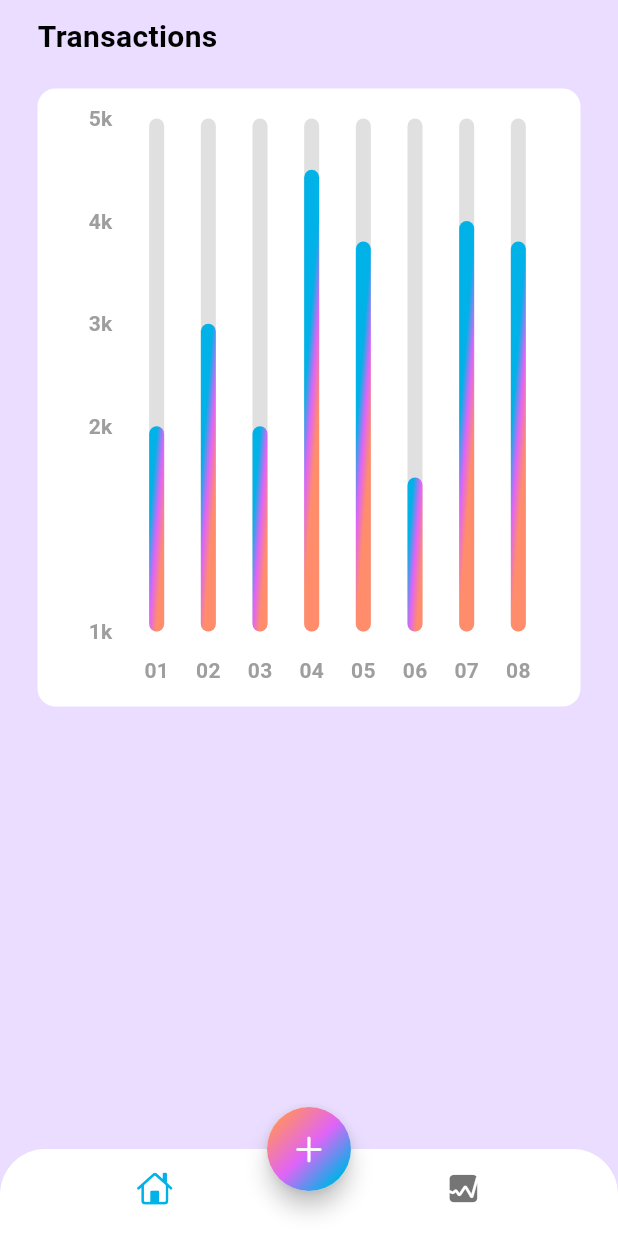
After one commit to JI-Maina/finance-tracker, a Flutter app: the screen it shows after launch, item 2 of the bottom bar chosen, on a phone screen of 412 x 824 dp. The commit adds this screen. Run offline on Flutter 3.47's test engine with Material 3 defaults, Android fonts, the phone set to English and light mode, and no system bars; drawn by our look-alikes of fl_chart.

Commit message:
Added barchart

```diff
--- a/lib/app_view.dart
+++ b/lib/app_view.dart
@@ -11,14 +11,14 @@ class MyAppView extends StatelessWidget {
       title: 'Expense Tracker',
       theme: ThemeData(
         colorScheme: ColorScheme.light(
-          surface: Colors.grey.shade100,
+          primaryContainer: Colors.grey.shade100,
           onSurface: Colors.black,
           primary: const Color(0xFF00B2E7),
           secondary: const Color(0xFFE064F7),
           tertiary: const Color(0xFFFF8D6C),
           outline: Colors.grey,
         ),
-        scaffoldBackgroundColor: Theme.of(context).colorScheme.surface,
+        scaffoldBackgroundColor: Theme.of(context).colorScheme.primaryContainer,
       ),
       home: const HomeScreen(),
     );
--- a/lib/screens/home/views/home_screen.dart
+++ b/lib/screens/home/views/home_screen.dart
@@ -1,10 +1,23 @@
 import 'package:finance_tracker/screens/home/views/main_screen.dart';
+import 'package:finance_tracker/screens/stats/stats_screen.dart';
 import 'package:flutter/material.dart';
 import 'package:flutter/cupertino.dart';
 import 'dart:math';
 
-class HomeScreen extends StatelessWidget {
+class HomeScreen extends StatefulWidget {
   const HomeScreen({super.key});
+
+  @override
+  State<HomeScreen> createState() => _HomeScreenState();
+}
+
+class _HomeScreenState extends State<HomeScreen> {
+  int selectedIndex = 0;
+
+  var screens = const [
+    MainScreen(),
+    StatsScreen(),
+  ];
 
   @override
   Widget build(BuildContext context) {
@@ -14,6 +27,11 @@ class HomeScreen extends StatelessWidget {
           top: Radius.circular(30),
         ),
         child: BottomNavigationBar(
+          onTap: (index) {
+            setState(() {
+              selectedIndex = index;
+            });
+          },
           backgroundColor: Colors.white,
           showSelectedLabels: false,
           showUnselectedLabels: false,
@@ -53,7 +71,7 @@ class HomeScreen extends StatelessWidget {
           ),
         ),
       ),
-      body: const MainScreen(),
+      body: screens[selectedIndex],
     );
   }
 }
--- a/lib/screens/home/views/main_screen.dart
+++ b/lib/screens/home/views/main_screen.dart
@@ -67,6 +67,7 @@ class MainScreen extends StatelessWidget {
                               ],
                             ),
                             Column(
+                              crossAxisAlignment: CrossAxisAlignment.end,
                               children: [
                                 Text(
                                   '-\$45.00',
--- /dev/null
+++ b/lib/screens/stats/chart.dart
@@ -0,0 +1,176 @@
+import 'dart:math';
+
+import 'package:fl_chart/fl_chart.dart';
+import 'package:flutter/material.dart';
+
+class MyChart extends StatefulWidget {
+  const MyChart({super.key});
+
+  @override
+  State<StatefulWidget> createState() {
+    return _MyChartState();
+  }
+}
+
+class _MyChartState extends State<MyChart> {
+  @override
+  Widget build(BuildContext context) {
+    return BarChart(
+      mainBarData(),
+    );
+  }
+
+  BarChartGroupData makeGroupData(int x, double y) {
+    return BarChartGroupData(
+      x: x,
+      barRods: [
+        BarChartRodData(
+          toY: y,
+          width: 10,
+          gradient: LinearGradient(
+            colors: [
+              Theme.of(context).colorScheme.primary,
+              Theme.of(context).colorScheme.secondary,
+              Theme.of(context).colorScheme.tertiary,
+            ],
+            transform: const GradientRotation(pi / 40),
+          ),
+          backDrawRodData: BackgroundBarChartRodData(
+            show: true,
+            toY: 5,
+            color: Colors.grey.shade300,
+          ),
+        )
+      ],
+    );
+  }
+
+  List<BarChartGroupData> showingGroups() => List.generate(
+        8,
+        (i) {
+          switch (i) {
+            case 0:
+              return makeGroupData(0, 2);
+            case 1:
+              return makeGroupData(1, 3);
+            case 2:
+              return makeGroupData(2, 2);
+            case 3:
+              return makeGroupData(3, 4.5);
+            case 4:
+              return makeGroupData(4, 3.8);
+            case 5:
+              return makeGroupData(5, 1.5);
+            case 6:
+              return makeGroupData(6, 4);
+            case 7:
+              return makeGroupData(7, 3.8);
+            default:
+              return throw Error();
+          }
+        },
+      );
+
+  BarChartData mainBarData() {
+    return BarChartData(
+      titlesData: FlTitlesData(
+        show: true,
+        rightTitles: AxisTitles(sideTitles: SideTitles(showTitles: false)),
+        topTitles: AxisTitles(sideTitles: SideTitles(showTitles: false)),
+        leftTitles: AxisTitles(
+          sideTitles: SideTitles(
+            showTitles: true,
+            reservedSize: 38,
+            getTitlesWidget: leftTitles,
+          ),
+        ),
+        bottomTitles: AxisTitles(
+          sideTitles: SideTitles(
+            showTitles: true,
+            reservedSize: 38,
+            getTitlesWidget: bottomTitles,
+          ),
+        ),
+      ),
+      borderData: FlBorderData(show: false),
+      gridData: const FlGridData(show: false),
+      barGroups: showingGroups(),
+    );
+  }
+
+  Widget bottomTitles(double value, TitleMeta meta) {
+    const style = TextStyle(
+      color: Colors.grey,
+      fontWeight: FontWeight.bold,
+      fontSize: 14,
+    );
+
+    Widget text;
+
+    switch (value.toInt()) {
+      case 0:
+        text = const Text('01', style: style);
+        break;
+      case 1:
+        text = const Text('02', style: style);
+        break;
+      case 2:
+        text = const Text('03', style: style);
+        break;
+      case 3:
+        text = const Text('04', style: style);
+        break;
+      case 4:
+        text = const Text('05', style: style);
+        break;
+      case 5:
+        text = const Text('06', style: style);
+        break;
+      case 6:
+        text = const Text('07', style: style);
+        break;
+      case 7:
+        text = const Text('08', style: style);
+        break;
+      default:
+        text = const Text('', style: style);
+        break;
+    }
+
+    return SideTitleWidget(
+      axisSide: meta.axisSide,
+      space: 16,
+      child: text,
+    );
+  }
+
+  Widget leftTitles(double value, TitleMeta meta) {
+    const style = TextStyle(
+      fontSize: 14,
+      fontWeight: FontWeight.bold,
+      color: Colors.grey,
+    );
+
+    String text;
+
+    if (value == 0) {
+      text = '1k';
+    } else if (value == 2) {
+      text = '2k';
+    } else if (value == 3) {
+      text = '3k';
+    } else if (value == 4) {
+      text = '4k';
+    } else if (value == 5) {
+      text = '5k';
+    } else {
+      return Container();
+    }
+
+    return SideTitleWidget(
+      axisSide: meta.axisSide,
+      space: 0,
+      child: Text(text, style: style),
+    );
+  }
+}
--- /dev/null
+++ b/lib/screens/stats/stats_screen.dart
@@ -0,0 +1,40 @@
+import 'package:flutter/material.dart';
+import 'package:finance_tracker/screens/stats/chart.dart';
+
+class StatsScreen extends StatelessWidget {
+  const StatsScreen({super.key});
+
+  @override
+  Widget build(BuildContext context) {
+    return SafeArea(
+      child: Padding(
+        padding: const EdgeInsets.symmetric(horizontal: 25, vertical: 10),
+        child: Column(
+          crossAxisAlignment: CrossAxisAlignment.start,
+          children: [
+            Text(
+              'Transactions',
+              style: const TextStyle(
+                fontSize: 20,
+                fontWeight: FontWeight.bold,
+              ),
+            ),
+            const SizedBox(height: 20),
+            Container(
+              width: MediaQuery.sizeOf(context).width,
+              height: MediaQuery.sizeOf(context).width,
+              decoration: BoxDecoration(
+                color: Colors.white,
+                borderRadius: BorderRadius.circular(12),
+              ),
+              child: Padding(
+                padding: const EdgeInsets.fromLTRB(12, 20, 12, 12),
+                child: MyChart(),
+              ),
+            )
+          ],
+        ),
+      ),
+    );
+  }
+}
--- a/pubspec.yaml
+++ b/pubspec.yaml
@@ -14,6 +14,7 @@ dependencies:
     sdk: flutter
 
   cupertino_icons: ^1.0.6
+  fl_chart: ^0.68.0
 
 dev_dependencies:
   flutter_test:
```
Also changed, not shown: pubspec.lock.
